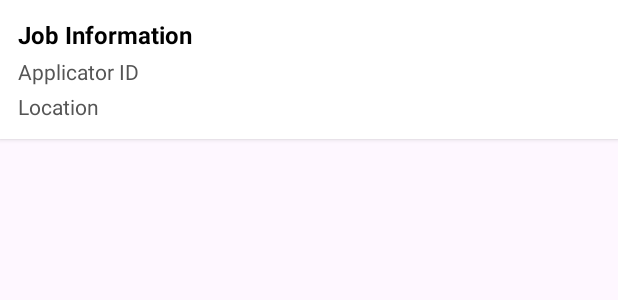
After one commit to GarrettVosecky/Hackstreet-Boys, an Android app: the layout job_item.xml on its own in the app's theme, with its tools: preview values and no code run, on a phone screen of 412 x 824 dp. The commit adds this screen. Shown: the top 300 px of the screen. Run offline under Robolectric (Android 15) with nearby library versions, the phone set to English and light mode, and no system bars.

Commit message:
functional but needs fixes

```diff
--- /dev/null
+++ b/app/src/main/res/layout/job_item.xml
@@ -0,0 +1,38 @@
+<?xml version="1.0" encoding="utf-8"?>
+
+<LinearLayout xmlns:android="http://schemas.android.com/apk/res/android"
+    android:layout_width="match_parent"
+    android:layout_height="wrap_content"
+    android:orientation="vertical"
+    android:padding="12dp"
+    android:background="#FFFFFF"
+    android:elevation="2dp">
+
+    <TextView
+        android:id="@+id/jobInfoText"
+        android:layout_width="match_parent"
+        android:layout_height="wrap_content"
+        android:text="Job Information"
+        android:textSize="16sp"
+        android:textStyle="bold"
+        android:textColor="#000000" />
+
+    <TextView
+        android:id="@+id/applicatorIdText"
+        android:layout_width="match_parent"
+        android:layout_height="wrap_content"
+        android:text="Applicator ID"
+        android:textSize="14sp"
+        android:textColor="#555555"
+        android:layout_marginTop="4dp" />
+
+    <TextView
+        android:id="@+id/locationText"
+        android:layout_width="match_parent"
+        android:layout_height="wrap_content"
+        android:text="Location"
+        android:textSize="14sp"
+        android:textColor="#555555"
+        android:layout_marginTop="4dp" />
+
+</LinearLayout>
```
Also changed, not shown: app/src/main/java/com/example/hackstreet_boys/AddFragment.java (+8 -2 lines), app/src/main/java/com/example/hackstreet_boys/CurrentJobs.java (+53 -27 lines), app/src/main/java/com/example/hackstreet_boys/Job.java (renamed from app/src/main/java/com/example/hackstreet_boys/jobs.java, +8 -8 lines).
